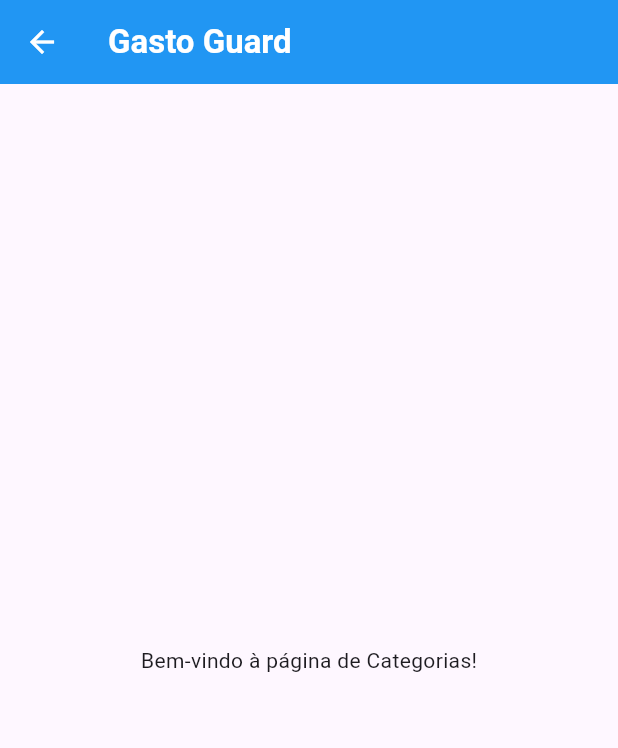
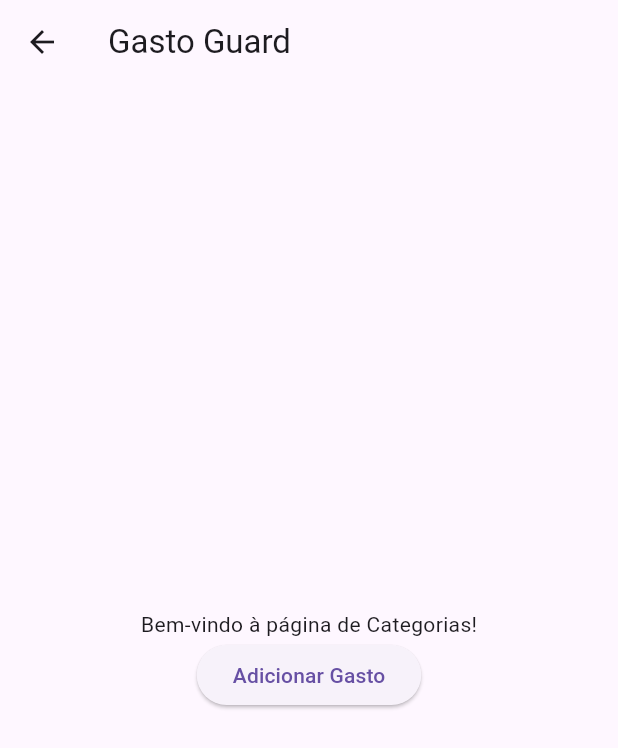
Before and after one commit to DevJeremias/Gasto-Guard, a Flutter app: the CategoriesPage screen opened directly, on a phone screen of 412 x 824 dp. Shown: the top 748 px of the screen. Run offline on Flutter 3.47's test engine with Material 3 defaults, Android fonts, the phone set to English and light mode, and no system bars; our stand-ins replace flutter_colorpicker.

Commit message:
Desenvolvendo a função 'adicionar gasto'

```diff
--- a/lib/pages/categories.dart
+++ b/lib/pages/categories.dart
@@ -1,13 +1,77 @@
 import 'package:flutter/material.dart';
-import 'appbar/app_bar.dart'; // atualizado aqui
+import 'package:flutter_colorpicker/flutter_colorpicker.dart';
+import 'gasto.dart'; // Importe a classe Gasto
+import 'add_gasto.dart'; // Importe a classe AddGasto
 
-class CategoriesPage extends StatelessWidget {
+class CategoriesPage extends StatefulWidget {
+  @override
+  _CategoriesPageState createState() => _CategoriesPageState();
+}
+
+class _CategoriesPageState extends State<CategoriesPage> {
+  final List<Gasto> _gastos = [];
+  Color _iconColor = Colors.black;
+
+  void _addGasto(Gasto gasto) {
+    setState(() {
+      _gastos.add(gasto);
+    });
+  }
+
+  void _showColorPickerDialog(BuildContext context) {
+    showDialog(
+      context: context,
+      builder: (BuildContext context) {
+        return AlertDialog(
+          title: const Text('Escolha uma cor'),
+          content: SingleChildScrollView(
+            child: ColorPicker(
+              pickerColor: _iconColor,
+              onColorChanged: (Color color) {
+                setState(() {
+                  _iconColor = color;
+                });
+              },
+              showLabel: true,
+              pickerAreaHeightPercent: 0.8,
+            ),
+          ),
+          actions: <Widget>[
+            TextButton(
+              child: const Text('Ok'),
+              onPressed: () {
+                Navigator.of(context).pop();
+              },
+            ),
+          ],
+        );
+      },
+    );
+  }
+
   @override
   Widget build(BuildContext context) {
     return Scaffold(
-      appBar: CustomAppBar(titleText: 'Gasto Guard', showBackButton: true),
+      appBar: AppBar(
+        title: Text('Gasto Guard'),
+      ),
       body: Center(
-        child: Text('Bem-vindo à página de Categorias!'),
+        child: Column(
+          mainAxisAlignment: MainAxisAlignment.center,
+          children: <Widget>[
+            Text('Bem-vindo à página de Categorias!'),
+            ElevatedButton(
+              child: Text('Adicionar Gasto'),
+              onPressed: () {
+                Navigator.push(
+                  context,
+                  MaterialPageRoute(builder: (context) => AddGasto(_addGasto)),
+                );
+              },
+            ),
+            ..._gastos.map((gasto) => Text(gasto.titulo)),
+          ],
+        ),
       ),
     );
   }
--- /dev/null
+++ b/lib/pages/gasto.dart
@@ -0,0 +1,13 @@
+class Gasto {
+  final String titulo;
+  final double valor;
+  final DateTime data;
+  final String categoria;
+
+  Gasto({
+    required this.titulo,
+    required this.valor,
+    required this.data,
+    required this.categoria,
+  });
+}
```
Also changed, not shown: lib/pages/add_gasto.dart (added, +98 -0 lines), pubspec.yaml (+4 -71 lines), pubspec.lock.
